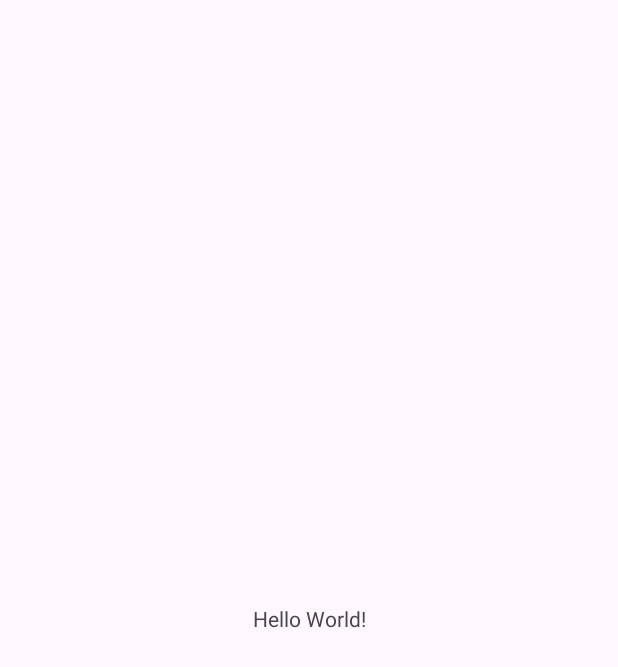
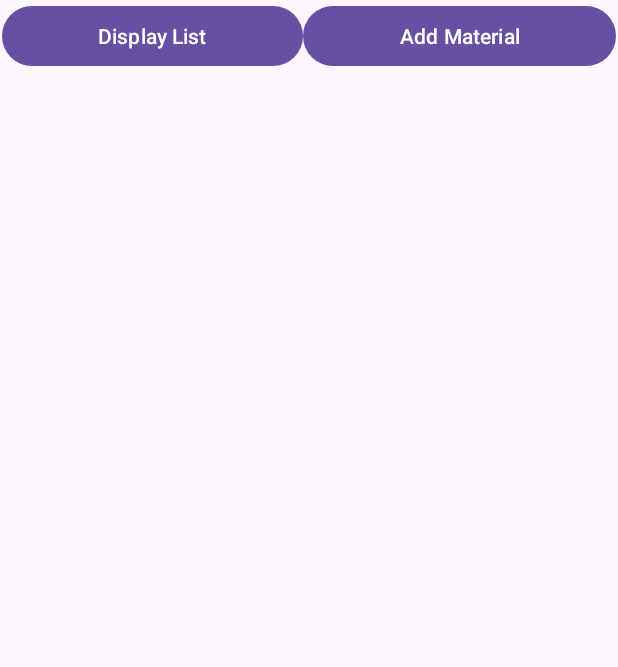
Before and after one commit to Niranjanfr/ProjectLeBonCoin_AMSE, an Android app: the screen it shows after launch (MainActivity), on a phone screen of 412 x 824 dp. Before the commit the part shown is almost empty. Shown: the top 667 px of the screen. Run offline under Robolectric (Android 15) with nearby library versions, the phone set to English and light mode, and no system bars.

```diff
--- a/app/src/main/java/com/example/projectleboncoin_amse/MainActivity.java
+++ b/app/src/main/java/com/example/projectleboncoin_amse/MainActivity.java
@@ -2,6 +2,8 @@ package com.example.projectleboncoin_amse;
 
 import androidx.appcompat.app.AppCompatActivity;
 import androidx.appcompat.app.AppCompatActivity;
+
+import android.content.Intent;
 import android.os.Bundle;
 import android.app.Activity;
 import android.view.View;
@@ -23,5 +25,24 @@ public class MainActivity extends AppCompatActivity {
 
         button9 = (Button) findViewById(R.id.button9);
         button10 = (Button) findViewById(R.id.button10);
+
+        //Button b = new Button(this);
+        //b.setText("Accelerometre");
+        //final EditText e = new EditText(this);
+        //e.setText("Cliquer pour obtenir les valeurs de l'accelerometre");
+        button10.setOnClickListener(new View.OnClickListener() {
+            @Override
+            public void onClick(View v) {
+                Intent lancementSecondeActivite = new Intent(MainActivity.this, AdAddActivity.class);
+                startActivity (lancementSecondeActivite);
+            }
+        });
+        button9.setOnClickListener(new View.OnClickListener() {
+            @Override
+            public void onClick(View v) {
+                Intent lancementSecondeActivite = new Intent(MainActivity.this, AdListViewActivity.class);
+                startActivity (lancementSecondeActivite);
+            }
+        });
     }
 }
--- a/app/src/main/res/layout/activity_main.xml
+++ b/app/src/main/res/layout/activity_main.xml
@@ -6,26 +6,15 @@
     android:layout_height="match_parent"
     tools:context=".MainActivity">
 
-    <TextView
-        android:id="@+id/textView"
-        android:layout_width="wrap_content"
-        android:layout_height="wrap_content"
-        android:text="Hello World!"
-        app:layout_constraintBottom_toBottomOf="parent"
-        app:layout_constraintEnd_toEndOf="parent"
-        app:layout_constraintStart_toStartOf="parent"
-        app:layout_constraintTop_toTopOf="parent" />
-
     <LinearLayout
         android:layout_width="409dp"
         android:layout_height="446dp"
         android:layout_marginStart="1dp"
         android:layout_marginEnd="1dp"
-        android:layout_marginBottom="1dp"
         android:orientation="horizontal"
-        app:layout_constraintBottom_toTopOf="@+id/textView"
         app:layout_constraintEnd_toEndOf="parent"
-        app:layout_constraintStart_toStartOf="parent">
+        app:layout_constraintStart_toStartOf="parent"
+        app:layout_constraintTop_toTopOf="parent">
 
         <Button
             android:id="@+id/button9"
```
